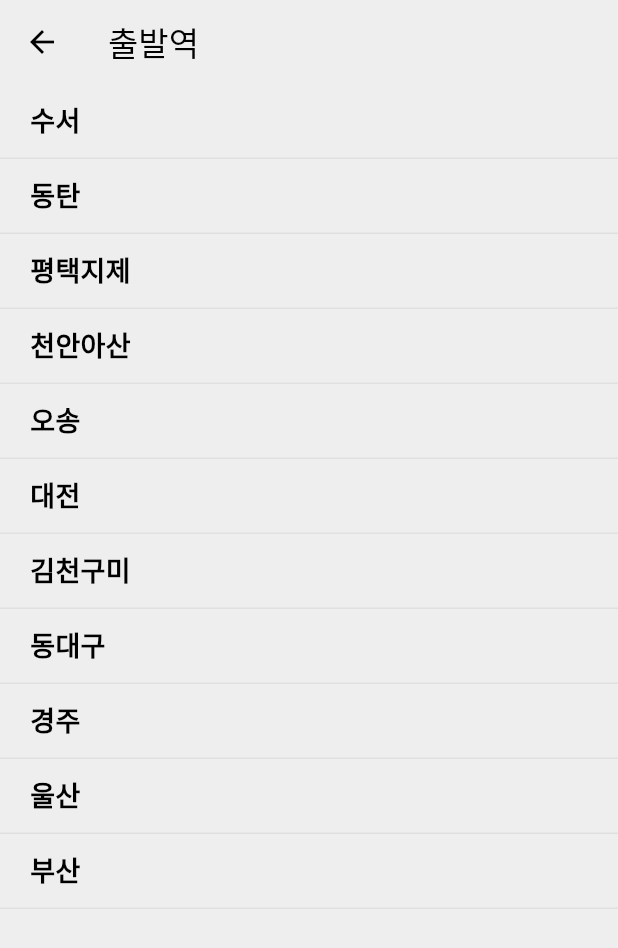
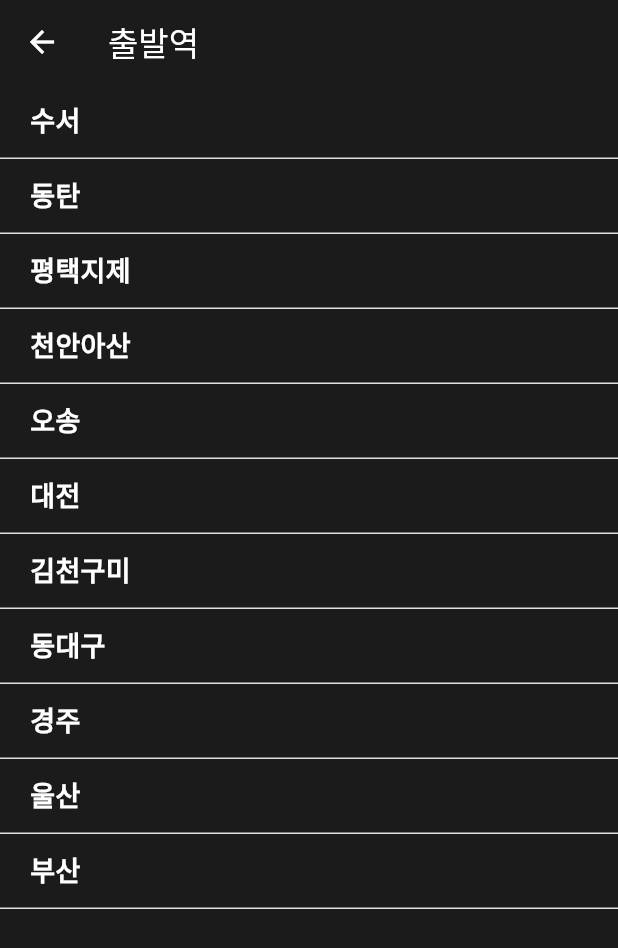
Before and after one commit to So2ln/flutter_train_app, a Flutter app: the screen it shows after launch, after a tap on "출발역", on a phone screen of 412 x 824 dp. Shown: the top 948 px of the screen. Run offline on Flutter 3.47's test engine with Material 3 defaults, Android fonts, the phone set to English and light mode, and no system bars.

Commit message:
ADDING passenger selection buttons in HomePage rn!!!; Update theme settings to use dark mode; comment out seat booking logic in SeatPage

```diff
--- a/lib/main.dart
+++ b/lib/main.dart
@@ -17,7 +17,7 @@ class MyApp extends StatelessWidget {
       debugShowCheckedModeBanner: false,
 
       // 앱의 테마 설정
-      themeMode: ThemeMode.light, // 시스템 테마를 따름
+      themeMode: ThemeMode.dark, // 시스템 테마를 따름
       theme: lightTheme,
       darkTheme: darkTheme,
       home: HomePage(),
--- a/lib/models/seat.dart
+++ b/lib/models/seat.dart
@@ -2,13 +2,13 @@ class Seat {
   final int row;
   final int col;
   bool isSelected;
-  final bool isBooked;
+  // final bool isBooked;
 
   Seat({
     required this.row,
     required this.col,
     this.isSelected = false,
-    this.isBooked = false,
+    // this.isBooked = false,
   });
 
   String get seatID {
--- a/lib/pages/home_page.dart
+++ b/lib/pages/home_page.dart
@@ -16,12 +16,14 @@ class HomePage extends StatefulWidget {
 class _HomePageState extends State<HomePage> {
   String _selectedDepartStation = '선택';
   String _selectedArrivStation = '선택';
+  int _selectedPassengers = 1; // 선택된 인원 수 (기본값 1) <--- 추가기능!!!
 
   @override
   Widget build(BuildContext context) {
     final containerColor = Theme.of(context).colorScheme.surface;
     final textColor = Theme.of(context).colorScheme.onSurface;
     final wallColor = Theme.of(context).scaffoldBackgroundColor;
+    final iconColor = Theme.of(context).colorScheme.secondary;
 
     // Scaffold: 앱의 기본 구조를 제공하는 위젯
     // 1. 앱바, 2. body영역, 3. floatingActionButton 등
@@ -164,6 +166,86 @@ class _HomePageState extends State<HomePage> {
             // 좌석 선택 버튼과 출발역 및 도착역 감싸고 있는 박스의 간격: 20
             SizedBox(height: 20),
 
+            /////////////////////////////////////////////////////////
+            /// -------- 인원 선택 버튼 추가하기!!! 도저어어언 ------- ///
+            ///
+            Container(
+              height: 100,
+              decoration: BoxDecoration(
+                color: containerColor,
+                borderRadius: BorderRadius.circular(20),
+              ),
+
+              child: Row(
+                mainAxisAlignment: MainAxisAlignment.center,
+                children: [
+                  Flexible(
+                    flex: 1,
+                    child: Text(
+                      '인원 수',
+                      style: TextStyle(
+                        fontSize: 16,
+                        color: Colors.grey,
+                        fontWeight: FontWeight.bold,
+                      ),
+                    ),
+                  ),
+
+                  Flexible(
+                    flex: 2,
+                    child: Row(
+                      mainAxisAlignment: MainAxisAlignment.center,
+                      children: [
+                        // 감소 버튼
+                        IconButton(
+                          icon: Icon(
+                            Icons.remove_circle_outline,
+                            color: iconColor,
+                            size: 30,
+                          ),
+                          onPressed: () {
+                            setState(() {
+                              if (_selectedPassengers > 1) {
+                                _selectedPassengers--;
+                              }
+                            });
+                          },
+                        ),
+
+                        // 선택된 인원 수 표시
+                        SizedBox(
+                          width: 100,
+                          child: Center(
+                            child: Text(
+                              '$_selectedPassengers명',
+                              style: TextStyle(fontSize: 24, color: textColor),
+                            ),
+                          ),
+                        ),
+
+                        // 증가 버튼
+                        IconButton(
+                          icon: Icon(
+                            Icons.add_circle_outline,
+                            color: iconColor,
+                            size: 30,
+                          ),
+                          onPressed: () {
+                            setState(() {
+                              _selectedPassengers++;
+                            });
+                          },
+                        ),
+                      ],
+                    ),
+                  ),
+                ],
+              ),
+            ),
+
+            // 간격
+            SizedBox(height: 20),
+
             // ----7. [좌석 선택 버튼]
             SizedBox(
               width: double.infinity,
--- a/lib/pages/seat_page.dart
+++ b/lib/pages/seat_page.dart
@@ -45,11 +45,11 @@ class _SeatPageState extends State<SeatPage> {
     setState(() {
       final tappedSeat = _seats[row][col];
 
-      //이미 예약된 좌석은 선택할 수 없도록
-      if (tappedSeat.isBooked) {
-        _showCustomCupertinoAlert('이미 예약된 좌석입니다.');
-        return;
-      }
+      // //이미 예약된 좌석은 선택할 수 없도록
+      // if (tappedSeat.isBooked) {
+      //   _showCustomCupertinoAlert('이미 예약된 좌석입니다.');
+      //   return;
+      // }
       // 이미 선택된 좌석이 있다면, 그 좌석의 선택 상태 해제
       if (_selectedSeat != null) {
         _selectedSeat!.isSelected = false;
```
